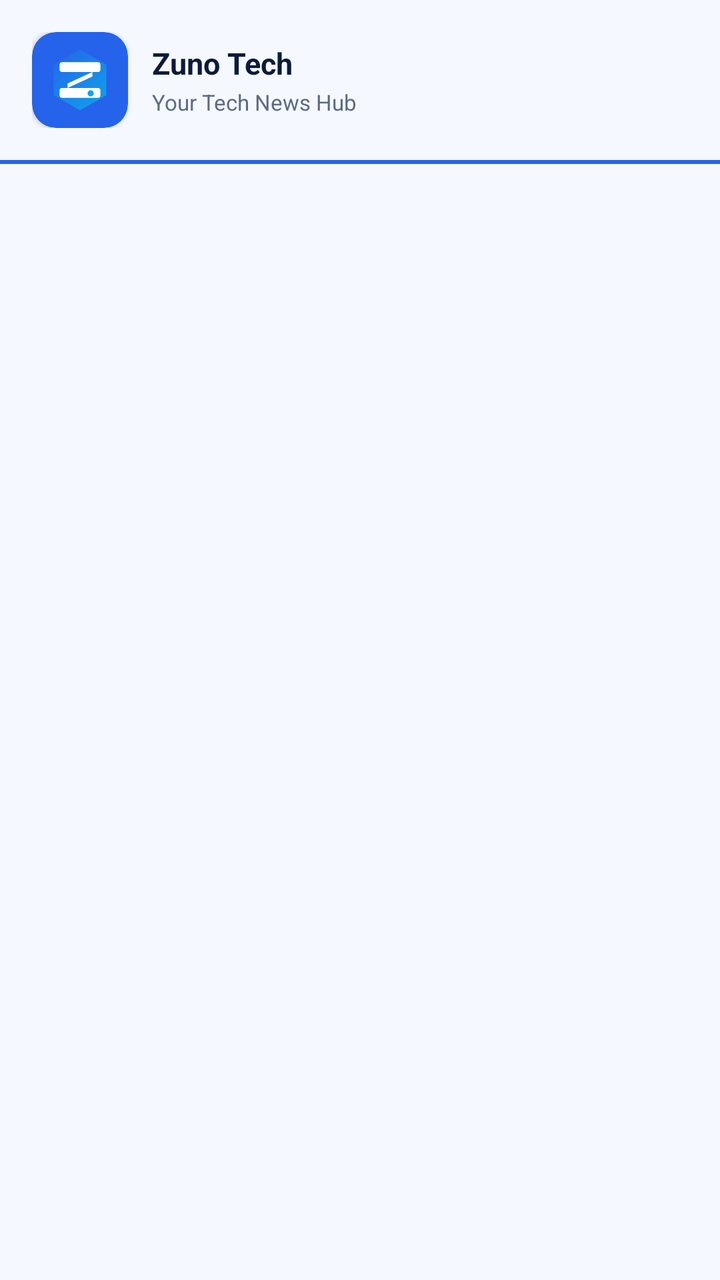
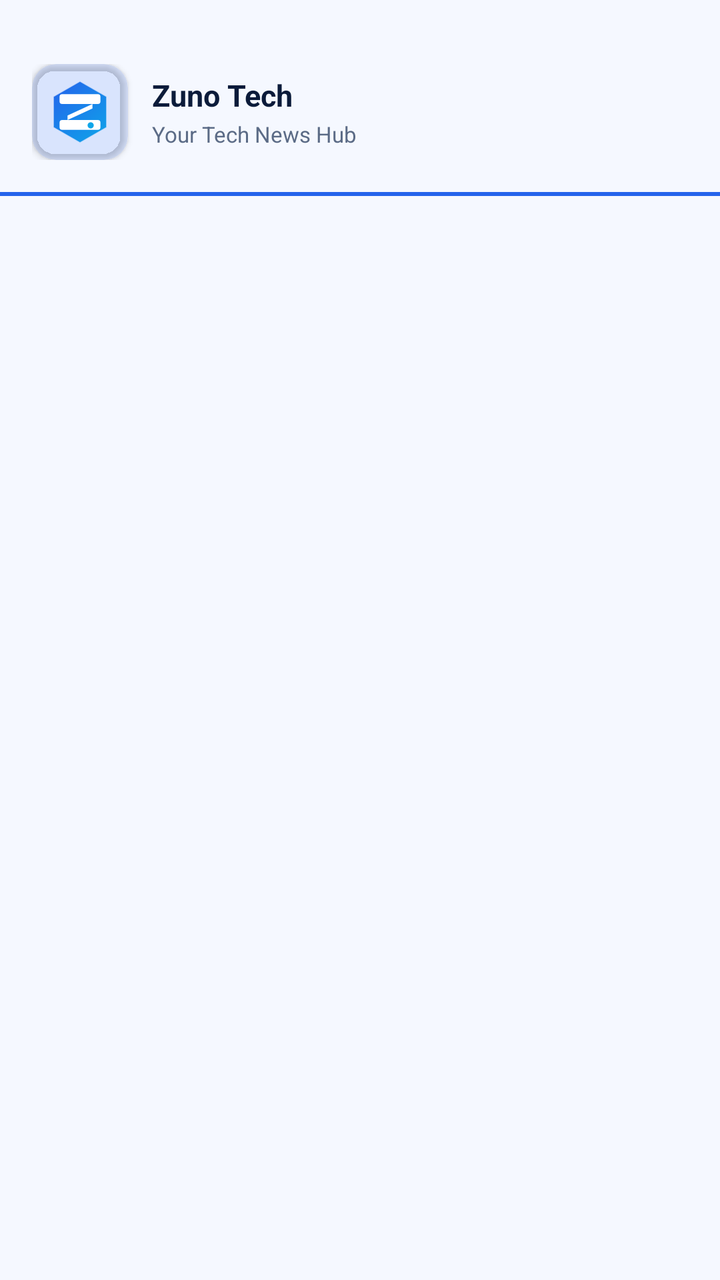

The first picture is an Android layout as it rendered before a commit; the second is the same layout after the commit. The layout source and the unified diff follow.
<!-- AndroidManifest.xml: application theme AppTheme -->
<!-- res/layout/row_nav_header.xml -->
<?xml version="1.0" encoding="utf-8"?>
<LinearLayout xmlns:android="http://schemas.android.com/apk/res/android"
    xmlns:app="http://schemas.android.com/apk/res-auto"
    android:layout_width="match_parent"
    android:layout_height="wrap_content"
    android:background="?ns_bg"
    android:orientation="vertical"
    android:paddingBottom="@dimen/_16sdp">

    <LinearLayout
        android:layout_width="match_parent"
        android:layout_height="wrap_content"
        android:layout_marginTop="@dimen/_16sdp"
        android:orientation="horizontal"
        android:paddingStart="@dimen/_16sdp"
        android:paddingEnd="@dimen/_16sdp"
        android:gravity="center_vertical">

        <androidx.cardview.widget.CardView
            app:cardElevation="@dimen/_2sdp"
            app:cardCornerRadius="@dimen/_12sdp"
            app:cardBackgroundColor="@color/ethio_red"
            android:layout_width="@dimen/_48sdp"
            android:layout_height="@dimen/_48sdp">

            <ImageView
                android:layout_width="match_parent"
                android:layout_height="match_parent"
                android:src="@drawable/logo"
                android:contentDescription="@string/app_name" />

        </androidx.cardview.widget.CardView>

        <LinearLayout
            android:layout_width="match_parent"
            android:layout_height="wrap_content"
            android:layout_marginStart="@dimen/_12sdp"
            android:orientation="vertical"
            android:layout_gravity="center">

            <TextView
                android:layout_width="match_parent"
                android:layout_height="wrap_content"
                android:text="@string/app_name"
                android:textColor="?ns_title"
                android:textSize="@dimen/_15ssp"
                android:textStyle="bold" />

            <TextView
                android:layout_width="match_parent"
                android:layout_height="wrap_content"
                android:layout_marginTop="@dimen/_2sdp"
                android:text="@string/nav_header_subtitle"
                android:textColor="?ns_title_sub"
                android:textSize="@dimen/_11ssp" />

        </LinearLayout>

    </LinearLayout>

    
    <View
        android:layout_width="match_parent"
        android:layout_height="@dimen/_2sdp"
        android:layout_marginTop="@dimen/_16sdp"
        android:background="@color/news_toolbar_accent" />

</LinearLayout>
<!-- resources referenced by this layout -->
<resources>
  <color name="ethio_red">#2563EB</color>
  <color name="news_toolbar_accent">#2563EB</color>
  <dimen name="_11ssp">11sp</dimen>
  <dimen name="_12sdp">12dp</dimen>
  <dimen name="_15ssp">15sp</dimen>
  <dimen name="_16sdp">16dp</dimen>
  <dimen name="_2sdp">2dp</dimen>
  <dimen name="_48sdp">48dp</dimen>
  <!-- drawable logo (drawable) -->
  <?xml version="1.0" encoding="utf-8"?>
  <vector xmlns:android="http://schemas.android.com/apk/res/android"
      xmlns:aapt="http://schemas.android.com/aapt"
      android:width="108dp"
      android:height="108dp"
      android:viewportWidth="108"
      android:viewportHeight="108">
  
      
      <path
          android:pathData="M54,20 L83.4,37 L83.4,71 L54,88 L24.6,71 L24.6,37 Z"
          android:strokeColor="#33FFFFFF"
          android:strokeWidth="1.2">
          <aapt:attr name="android:fillColor">
              <gradient
                  android:type="linear"
                  android:startX="24"
                  android:startY="20"
                  android:endX="84"
                  android:endY="88"
                  android:startColor="#2563EB"
                  android:endColor="#0EA5E9" />
          </aapt:attr>
      </path>
  
      
      <path
          android:fillColor="#FFFFFF"
          android:pathData="M34,34 L74,34 Q77,34 77,37 L77,42 Q77,45 74,45 L34,45 Q31,45 31,42 L31,37 Q31,34 34,34 Z" />
  
      
      <path
          android:fillColor="#FFFFFF"
          android:pathData="M68,45 L68,50 L40,63 L40,58 Z" />
  
      
      <path
          android:fillColor="#FFFFFF"
          android:pathData="M34,63 L74,63 Q77,63 77,66 L77,71 Q77,74 74,74 L34,74 Q31,74 31,71 L31,66 Q31,63 34,63 Z" />
  
      
      <path
          android:fillColor="#0EA5E9"
          android:pathData="M66,69 m-3.5,0 a3.5,3.5 0 1,0 7,0 a3.5,3.5 0 1,0 -7,0" />
  
  </vector>
  <string name="app_name">Zuno Tech</string>
  <string name="nav_header_subtitle">Your Tech News Hub</string>
  <color name="ns_classic_primary">#2563EB</color>
  <color name="zumi_violet_dark">#1E40AF</color>
  <color name="zumi_cyan">#0EA5E9</color>
  <color name="ns_classic_bg">#F5F8FF</color>
  <color name="ns_classic_body_dark">#0B1B3A</color>
  <color name="ns_classic_primary_sub">#222563EB</color>
  <color name="ns_classic_bg_sub">#E8EEFC</color>
  <color name="ns_classic_title">#0B1B3A</color>
  <color name="ns_classic_title_sub">#5B6B86</color>
  <color name="ns_classic_border">#1A2563EB</color>
  <color name="white">#FFFFFFFF</color>
  <!-- drawable ic_arrow_left (drawable) -->
  <?xml version="1.0" encoding="utf-8"?>
  <vector xmlns:android="http://schemas.android.com/apk/res/android"
      android:width="24dp"
      android:height="24dp"
      android:viewportWidth="24"
      android:viewportHeight="24">
      <path
          android:strokeColor="@color/white"
          android:strokeWidth="2"
          android:strokeLineCap="round"
          android:strokeLineJoin="round"
          android:pathData="M15,6 L9,12 L15,18" />
  </vector>
  <color name="ns_classic_danger_btn">#E2E8F0</color>
  <color name="ns_classic_surface">#E8EEFC</color>
  <!-- unchanged entries left out for length: 1 -->
</resources>

<!-- the commit's change to res/layout/row_nav_header.xml (unified diff, before → after) -->
@@ -5,12 +5,12 @@
     android:layout_height="wrap_content"
     android:background="?ns_bg"
     android:orientation="vertical"
-    android:paddingBottom="@dimen/_16sdp">
+    android:paddingTop="32dp"
+    android:paddingBottom="16dp">
 
     <LinearLayout
         android:layout_width="match_parent"
         android:layout_height="wrap_content"
-        android:layout_marginTop="@dimen/_16sdp"
         android:orientation="horizontal"
         android:paddingStart="@dimen/_16sdp"
         android:paddingEnd="@dimen/_16sdp"
@@ -19,7 +19,7 @@
         <androidx.cardview.widget.CardView
             app:cardElevation="@dimen/_2sdp"
             app:cardCornerRadius="@dimen/_12sdp"
-            app:cardBackgroundColor="@color/ethio_red"
+            app:cardBackgroundColor="?ns_primary_sub"
             android:layout_width="@dimen/_48sdp"
             android:layout_height="@dimen/_48sdp">
 
@@ -61,8 +61,8 @@
     
     <View
         android:layout_width="match_parent"
-        android:layout_height="@dimen/_2sdp"
-        android:layout_marginTop="@dimen/_16sdp"
-        android:background="@color/news_toolbar_accent" />
+        android:layout_height="2dp"
+        android:layout_marginTop="16dp"
+        android:background="?ns_primary" />
 
 </LinearLayout>
<!-- resource entries referenced after the edit -->
@@ -1,7 +1,5 @@
 <!-- resources referenced by this layout -->
 <resources>
-  <color name="ethio_red">#2563EB</color>
-  <color name="news_toolbar_accent">#2563EB</color>
   <dimen name="_11ssp">11sp</dimen>
   <dimen name="_12sdp">12dp</dimen>
   <dimen name="_15ssp">15sp</dimen>
